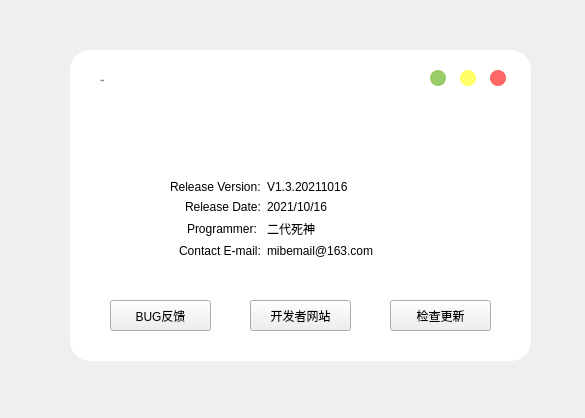
Before: the Qt Designer form bilidabout.ui in JimmyLiang-lzm/biliDownloader_GUI, drawn with Qt 5.
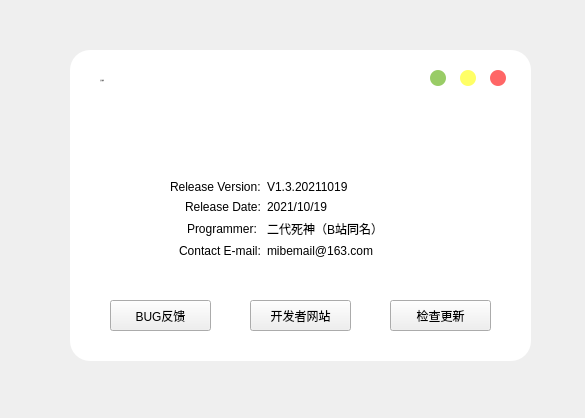
After: the same form once the commit is applied. Icons and pictures are not drawn.

Diff of the .ui file:
```diff
--- a/bilidabout.ui
+++ b/bilidabout.ui
@@ -354,21 +354,21 @@
      <item row="0" column="1">
       <widget class="QLabel" name="lab_version">
        <property name="text">
-        <string>V1.3.20211016</string>
+        <string>V1.3.20211019</string>
        </property>
       </widget>
      </item>
      <item row="1" column="1">
       <widget class="QLabel" name="label_6">
        <property name="text">
-        <string>2021/10/16</string>
+        <string>2021/10/19</string>
        </property>
       </widget>
      </item>
      <item row="2" column="1">
       <widget class="QLabel" name="label_7">
        <property name="text">
-        <string>二代死神</string>
+        <string>二代死神（B站同名）</string>
        </property>
       </widget>
      </item>
```
